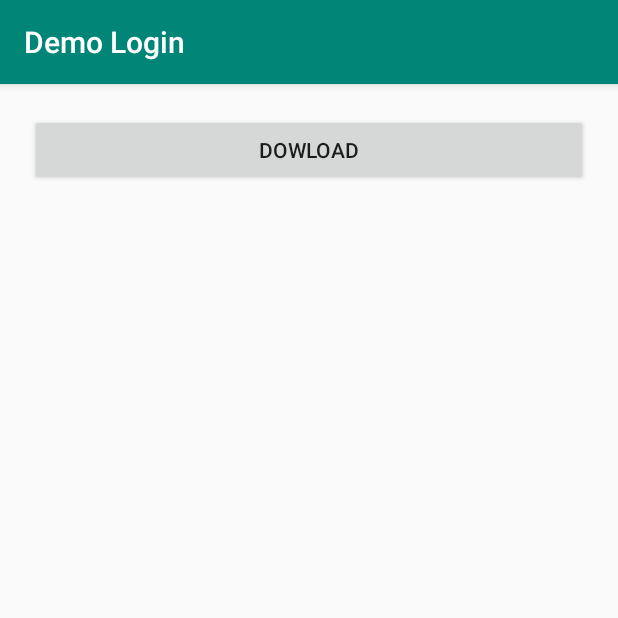
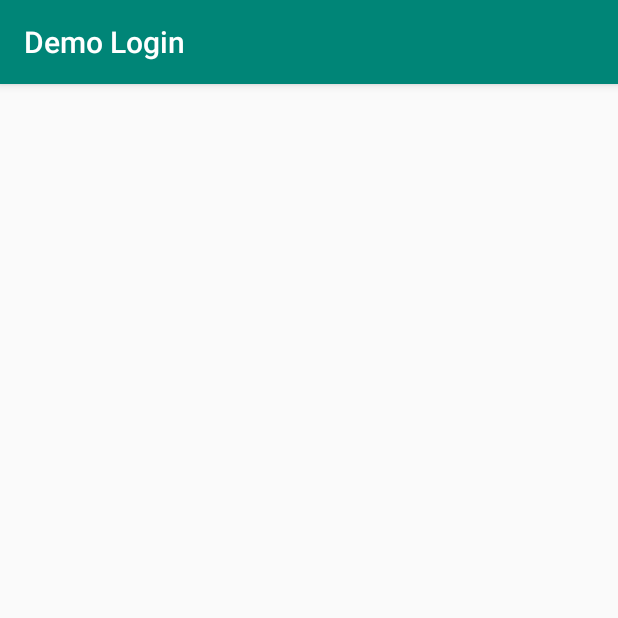
Before and after one commit to destiny2110/androidfila, an Android app: the screen it shows after launch (MainActivity), on a phone screen of 412 x 824 dp, the top half of it. Run offline under Robolectric (Android 15) with nearby library versions, the phone set to English and light mode, and no system bars.

Commit message:
Blank project

```diff
--- a/app/src/main/res/layout/activity_main.xml
+++ b/app/src/main/res/layout/activity_main.xml
@@ -4,37 +4,4 @@
     xmlns:tools="http://schemas.android.com/tools"
     android:layout_width="match_parent"
     android:layout_height="match_parent"
-    tools:context=".MainActivity">
-
-    <Button
-        android:id="@+id/downloadButton"
-        android:layout_width="0dp"
-        android:layout_height="wrap_content"
-        android:layout_marginStart="20dp"
-        android:layout_marginLeft="20dp"
-        android:layout_marginTop="20dp"
-        android:layout_marginEnd="20dp"
-        android:layout_marginRight="20dp"
-        android:onClick="downloadImage"
-        android:text="DOWLOAD"
-        app:layout_constraintEnd_toEndOf="parent"
-        app:layout_constraintStart_toStartOf="parent"
-        app:layout_constraintTop_toTopOf="parent" />
-
-    <ImageView
-        android:id="@+id/imageView"
-        android:layout_width="0dp"
-        android:layout_height="0dp"
-        android:layout_marginStart="20dp"
-        android:layout_marginLeft="20dp"
-        android:layout_marginTop="80dp"
-        android:layout_marginEnd="20dp"
-        android:layout_marginRight="20dp"
-        android:layout_marginBottom="20dp"
-        android:scaleType="fitCenter"
-        app:layout_constraintBottom_toBottomOf="parent"
-        app:layout_constraintEnd_toEndOf="parent"
-        app:layout_constraintStart_toStartOf="parent"
-        app:layout_constraintTop_toTopOf="parent"
-        app:srcCompat="@android:color/transparent" />
-</androidx.constraintlayout.widget.ConstraintLayout>
+    tools:context=".MainActivity"/>
```
Also changed, not shown: app/src/main/java/com/example/demologin/MainActivity.java (+0 -38 lines).
